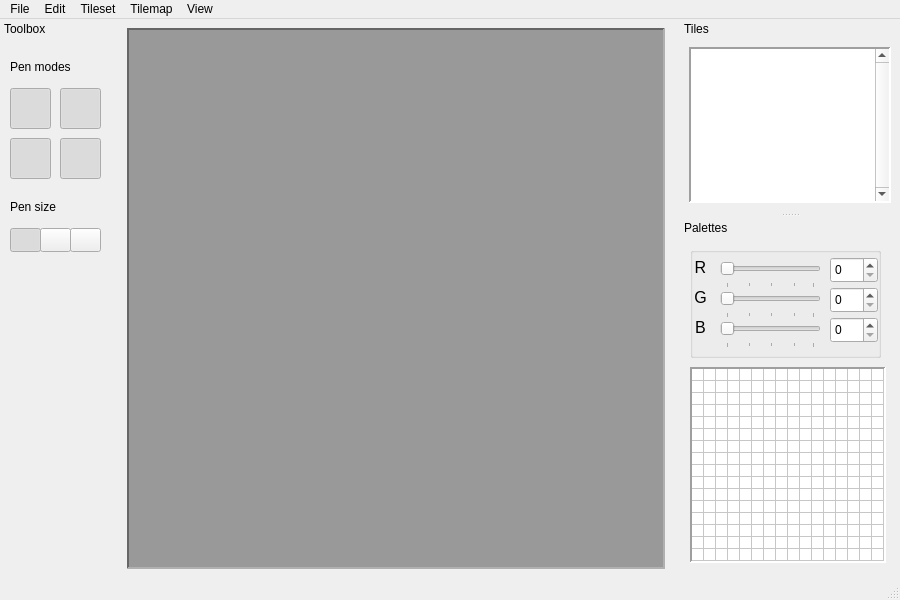
First picture: the form in mainwindow.ui, repository LoxoSoftware/RetroMap, before the edit.
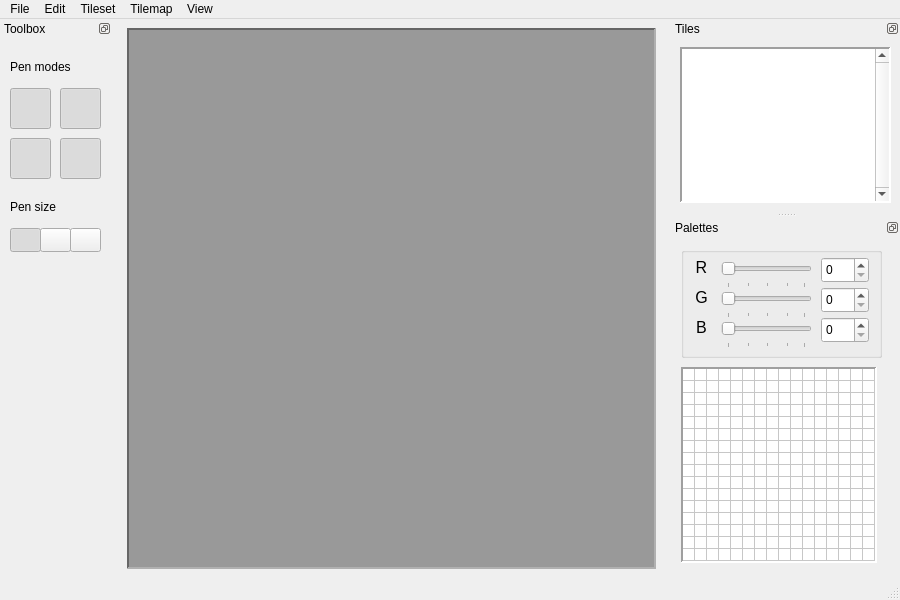
Second picture: the form after the edit. Icons and pictures are not drawn.

Commit message: Ui: Allow custom docking of panels

Diff of the .ui file:
```diff
--- a/mainwindow.ui
+++ b/mainwindow.ui
@@ -43,7 +43,7 @@
         <rect>
          <x>0</x>
          <y>0</y>
-         <width>550</width>
+         <width>541</width>
          <height>520</height>
         </rect>
        </property>
@@ -111,10 +111,16 @@
   </widget>
   <widget class="QStatusBar" name="statusbar"/>
   <widget class="QDockWidget" name="dckToolbox">
+   <property name="sizePolicy">
+    <sizepolicy hsizetype="Preferred" vsizetype="Minimum">
+     <horstretch>0</horstretch>
+     <verstretch>0</verstretch>
+    </sizepolicy>
+   </property>
    <property name="minimumSize">
     <size>
      <width>112</width>
-     <height>49</height>
+     <height>250</height>
     </size>
    </property>
    <property name="maximumSize">
@@ -124,7 +130,10 @@
     </size>
    </property>
    <property name="features">
-    <set>QDockWidget::DockWidgetFeature::NoDockWidgetFeatures</set>
+    <set>QDockWidget::DockWidgetFeature::DockWidgetFloatable|QDockWidget::DockWidgetFeature::DockWidgetMovable</set>
+   </property>
+   <property name="allowedAreas">
+    <set>Qt::DockWidgetArea::LeftDockWidgetArea|Qt::DockWidgetArea::RightDockWidgetArea</set>
    </property>
    <property name="windowTitle">
     <string>Toolbox</string>
@@ -366,7 +375,10 @@
     </size>
    </property>
    <property name="features">
-    <set>QDockWidget::DockWidgetFeature::NoDockWidgetFeatures</set>
+    <set>QDockWidget::DockWidgetFeature::DockWidgetFloatable|QDockWidget::DockWidgetFeature::DockWidgetMovable</set>
+   </property>
+   <property name="allowedAreas">
+    <set>Qt::DockWidgetArea::AllDockWidgetAreas</set>
    </property>
    <property name="windowTitle">
     <string>Tiles</string>
@@ -484,18 +496,21 @@
    </property>
    <property name="minimumSize">
     <size>
-     <width>220</width>
+     <width>229</width>
      <height>360</height>
     </size>
    </property>
    <property name="maximumSize">
     <size>
-     <width>220</width>
-     <height>524287</height>
+     <width>229</width>
+     <height>360</height>
     </size>
    </property>
    <property name="features">
-    <set>QDockWidget::DockWidgetFeature::NoDockWidgetFeatures</set>
+    <set>QDockWidget::DockWidgetFeature::DockWidgetFloatable|QDockWidget::DockWidgetFeature::DockWidgetMovable</set>
+   </property>
+   <property name="allowedAreas">
+    <set>Qt::DockWidgetArea::LeftDockWidgetArea|Qt::DockWidgetArea::RightDockWidgetArea</set>
    </property>
    <property name="windowTitle">
     <string>Palettes</string>
@@ -713,7 +728,7 @@
       <rect>
        <x>10</x>
        <y>10</y>
-       <width>191</width>
+       <width>201</width>
        <height>111</height>
       </rect>
      </property>
@@ -739,9 +754,9 @@
      <widget class="QSlider" name="sliRedChannel">
       <property name="geometry">
        <rect>
-        <x>30</x>
+        <x>40</x>
         <y>10</y>
-        <width>101</width>
+        <width>91</width>
         <height>31</height>
        </rect>
       </property>
@@ -770,9 +785,9 @@
      <widget class="QSlider" name="sliBlueChannel">
       <property name="geometry">
        <rect>
-        <x>30</x>
+        <x>40</x>
         <y>70</y>
-        <width>101</width>
+        <width>91</width>
         <height>31</height>
        </rect>
       </property>
@@ -817,9 +832,9 @@
      <widget class="QSlider" name="sliGreenChannel">
       <property name="geometry">
        <rect>
-        <x>30</x>
+        <x>40</x>
         <y>40</y>
-        <width>101</width>
+        <width>91</width>
         <height>31</height>
        </rect>
       </property>
@@ -848,7 +863,7 @@
      <widget class="QLabel" name="lblGreenChannel">
       <property name="geometry">
        <rect>
-        <x>0</x>
+        <x>10</x>
         <y>40</y>
         <width>21</width>
         <height>21</height>
@@ -869,7 +884,7 @@
      <widget class="QLabel" name="lblRedChannel">
       <property name="geometry">
        <rect>
-        <x>0</x>
+        <x>10</x>
         <y>10</y>
         <width>21</width>
         <height>21</height>
@@ -906,7 +921,7 @@
      <widget class="QLabel" name="lblBlueChannel">
       <property name="geometry">
        <rect>
-        <x>0</x>
+        <x>10</x>
         <y>70</y>
         <width>21</width>
         <height>21</height>
```
